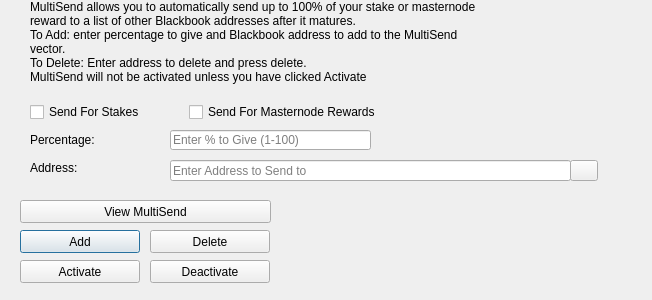
The window that src/qt/forms/multisenddialog.ui (BlackBookPlatform/BlackBook) describes before a commit, drawn with Qt 5.
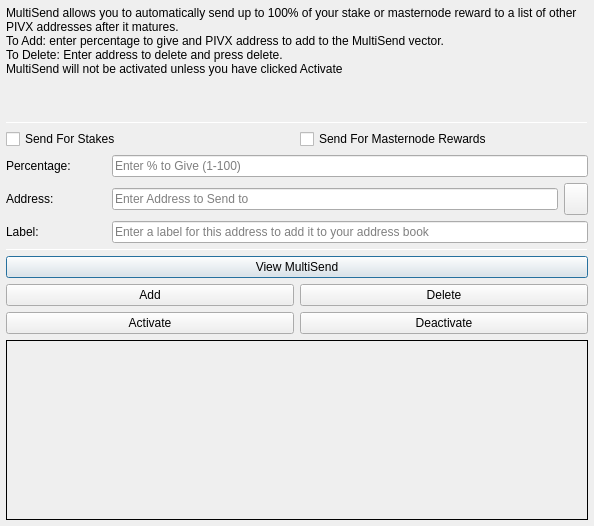
The same window after the commit. Icons and pictures are not drawn.

```diff
--- a/src/qt/forms/multisenddialog.ui
+++ b/src/qt/forms/multisenddialog.ui
@@ -9,22 +9,106 @@
    <rect>
     <x>0</x>
     <y>0</y>
-    <width>652</width>
-    <height>300</height>
+    <width>594</width>
+    <height>526</height>
    </rect>
   </property>
   <property name="windowTitle">
    <string>MultiSend</string>
   </property>
+  <layout class="QVBoxLayout" name="verticalLayout" stretch="0">
+   <property name="leftMargin">
+    <number>6</number>
+   </property>
+   <property name="topMargin">
+    <number>6</number>
+   </property>
+   <property name="rightMargin">
+    <number>6</number>
+   </property>
+   <property name="bottomMargin">
+    <number>6</number>
+   </property>
+   <item>
+    <layout class="QVBoxLayout" name="verticalLayout_Main" stretch="1,1,1,0,1,1,1">
+     <item>
+      <widget class="QLabel" name="label_2">
+       <property name="lineWidth">
+        <number>1</number>
+       </property>
+       <property name="text">
+        <string>MultiSend allows you to automatically send up to 100% of your stake or masternode reward to a list of other PIVX addresses after it matures.
+To Add: enter percentage to give and PIVX address to add to the MultiSend vector.
+To Delete: Enter address to delete and press delete.
+MultiSend will not be activated unless you have clicked Activate</string>
+       </property>
+       <property name="alignment">
+        <set>Qt::AlignLeading|Qt::AlignLeft|Qt::AlignTop</set>
+       </property>
+       <property name="wordWrap">
+        <bool>true</bool>
+       </property>
+      </widget>
+     </item>
+     <item>
+      <widget class="Line" name="line">
+       <property name="minimumSize">
+        <size>
+         <width>0</width>
+         <height>1</height>
+        </size>
+       </property>
+       <property name="maximumSize">
+        <size>
+         <width>16777215</width>
+         <height>1</height>
+        </size>
+       </property>
+       <property name="orientation">
+        <enum>Qt::Horizontal</enum>
+       </property>
+      </widget>
+     </item>
+     <item>
+      <layout class="QVBoxLayout" name="verticalLayout_Settings">
+       <item>
+        <layout class="QHBoxLayout" name="horizontalLayout">
+         <item>
+          <widget class="QCheckBox" name="multiSendStakeCheckBox">
+           <property name="text">
+            <string>Send For Stakes</string>
+           </property>
+          </widget>
+         </item>
+         <item>
+          <widget class="QCheckBox" name="multiSendMasternodeCheckBox">
+           <property name="text">
+            <string>Send For Masternode Rewards</string>
+           </property>
+          </widget>
+         </item>
+        </layout>
+       </item>
+       <item>
+        <layout class="QHBoxLayout" name="horizontalLayout_6">
+         <item>
+          <widget class="QLabel" name="label">
+           <property name="minimumSize">
+            <size>
+             <width>100</width>
+             <height>0</height>
+            </size>
+           </property>
+           <property name="toolTip">
+            <string>Percentage of stake to send</string>
+           </property>
+           <property name="text">
+            <string>Percentage:</string>
+           </property>
+          </widget>
+         </item>
+         <item>
   <widget class="QLineEdit" name="multiSendPercentEdit">
-   <property name="geometry">
-    <rect>
-     <x>170</x>
-     <y>130</y>
-     <width>201</width>
-     <height>20</height>
-    </rect>
-   </property>
    <property name="toolTip">
     <string>Enter whole numbers 1 - 100</string>
    </property>
@@ -32,15 +116,29 @@
     <string>Enter % to Give (1-100)</string>
    </property>
   </widget>
+         </item>
+        </layout>
+       </item>
+       <item>
+        <layout class="QHBoxLayout" name="horizontalLayout_7">
+         <item>
+          <widget class="QLabel" name="label_5">
+           <property name="minimumSize">
+            <size>
+             <width>100</width>
+             <height>0</height>
+            </size>
+           </property>
+           <property name="toolTip">
+            <string>Address to send portion of stake to</string>
+           </property>
+           <property name="text">
+            <string>Address:</string>
+           </property>
+          </widget>
+         </item>
+         <item>
   <widget class="QLineEdit" name="multiSendAddressEdit">
-   <property name="geometry">
-    <rect>
-     <x>170</x>
-     <y>160</y>
-     <width>401</width>
-     <height>21</height>
-    </rect>
-   </property>
    <property name="toolTip">
     <string/>
    </property>
@@ -48,87 +146,14 @@
     <string>Enter Address to Send to</string>
    </property>
   </widget>
-  <widget class="QLabel" name="label_2">
-   <property name="geometry">
-    <rect>
-     <x>30</x>
-     <y>0</y>
-     <width>451</width>
-     <height>121</height>
-    </rect>
-   </property>
-   <property name="lineWidth">
-    <number>1</number>
-   </property>
-   <property name="text">
-    <string>MultiSend allows you to automatically send up to 100% of your stake or masternode reward to a list of other Blackbook addresses after it matures.
-To Add: enter percentage to give and Blackbook address to add to the MultiSend vector.
-To Delete: Enter address to delete and press delete.
-MultiSend will not be activated unless you have clicked Activate</string>
-   </property>
-   <property name="alignment">
-    <set>Qt::AlignLeading|Qt::AlignLeft|Qt::AlignTop</set>
-   </property>
-   <property name="wordWrap">
-    <bool>true</bool>
-   </property>
-  </widget>
-  <widget class="QLabel" name="message">
-   <property name="geometry">
-    <rect>
-     <x>290</x>
-     <y>200</y>
-     <width>351</width>
-     <height>91</height>
-    </rect>
-   </property>
-   <property name="text">
-    <string/>
-   </property>
-  </widget>
-  <widget class="QPushButton" name="addButton">
-   <property name="geometry">
-    <rect>
-     <x>20</x>
-     <y>230</y>
-     <width>120</width>
-     <height>23</height>
-    </rect>
-   </property>
-   <property name="toolTip">
-    <string/>
-   </property>
-   <property name="statusTip">
-    <string>Add to MultiSend Vector</string>
-   </property>
-   <property name="text">
-    <string>Add</string>
-   </property>
-  </widget>
-  <widget class="QPushButton" name="disableButton">
-   <property name="geometry">
-    <rect>
-     <x>150</x>
-     <y>260</y>
-     <width>120</width>
-     <height>23</height>
-    </rect>
-   </property>
-   <property name="statusTip">
-    <string>Deactivate MultiSend</string>
-   </property>
-   <property name="text">
-    <string>Deactivate</string>
-   </property>
-  </widget>
-  <widget class="QPushButton" name="addressBookButton">
-   <property name="geometry">
-    <rect>
-     <x>570</x>
-     <y>160</y>
-     <width>28</width>
-     <height>21</height>
-    </rect>
+         </item>
+         <item>
+          <widget class="QToolButton" name="addressBookButton">
+           <property name="maximumSize">
+            <size>
+             <width>16777215</width>
+             <height>32</height>
+            </size>
    </property>
    <property name="toolTip">
     <string>Choose an address from the address book</string>
@@ -143,51 +168,85 @@
    <property name="shortcut">
     <string>Alt+A</string>
    </property>
-   <property name="autoDefault">
-    <bool>false</bool>
-   </property>
-  </widget>
-  <widget class="QLabel" name="label">
-   <property name="geometry">
-    <rect>
-     <x>30</x>
-     <y>130</y>
-     <width>121</width>
-     <height>20</height>
-    </rect>
-   </property>
+          </widget>
+         </item>
+        </layout>
+       </item>
+      </layout>
+     </item>
+     <item>
+      <layout class="QHBoxLayout" name="horizontalLayout_3">
+       <item>
+        <widget class="QLabel" name="label_3">
+         <property name="minimumSize">
+          <size>
+           <width>100</width>
+           <height>0</height>
+          </size>
+         </property>
+         <property name="text">
+          <string>Label:</string>
+         </property>
+        </widget>
+       </item>
+       <item>
+        <widget class="QLineEdit" name="labelAddressLabelEdit">
+         <property name="placeholderText">
+          <string>Enter a label for this address to add it to your address book</string>
+         </property>
+        </widget>
+       </item>
+      </layout>
+     </item>
+     <item>
+      <widget class="Line" name="line_2">
+       <property name="minimumSize">
+        <size>
+         <width>0</width>
+         <height>1</height>
+        </size>
+       </property>
+       <property name="maximumSize">
+        <size>
+         <width>16777215</width>
+         <height>1</height>
+        </size>
+       </property>
+       <property name="orientation">
+        <enum>Qt::Horizontal</enum>
+       </property>
+      </widget>
+     </item>
+     <item>
+      <layout class="QVBoxLayout" name="verticalLayout_Buttons">
+       <item>
+        <layout class="QHBoxLayout" name="horizontalLayout_4">
+         <item>
+          <widget class="QPushButton" name="viewButton">
    <property name="toolTip">
     <string>Percentage of stake to send</string>
    </property>
    <property name="text">
-    <string>Percentage:</string>
-   </property>
-  </widget>
-  <widget class="QLabel" name="label_5">
-   <property name="geometry">
-    <rect>
-     <x>30</x>
-     <y>160</y>
-     <width>111</width>
-     <height>16</height>
-    </rect>
-   </property>
+            <string>View MultiSend</string>
+           </property>
+          </widget>
+         </item>
+        </layout>
+       </item>
+       <item>
+        <layout class="QHBoxLayout" name="horizontalLayout_2">
+         <item>
+          <widget class="QPushButton" name="addButton">
    <property name="toolTip">
     <string>Address to send portion of stake to</string>
    </property>
    <property name="text">
-    <string>Address:</string>
-   </property>
-  </widget>
+            <string>Add</string>
+           </property>
+          </widget>
+         </item>
+         <item>
   <widget class="QPushButton" name="deleteButton">
-   <property name="geometry">
-    <rect>
-     <x>150</x>
-     <y>230</y>
-     <width>120</width>
-     <height>23</height>
-    </rect>
-   </property>
    <property name="toolTip">
     <string/>
    </property>
@@ -198,15 +257,13 @@
     <string>Delete</string>
    </property>
   </widget>
+         </item>
+        </layout>
+       </item>
+       <item>
+        <layout class="QHBoxLayout" name="horizontalLayout_5">
+         <item>
   <widget class="QPushButton" name="activateButton">
-   <property name="geometry">
-    <rect>
-     <x>20</x>
-     <y>260</y>
-     <width>120</width>
-     <height>23</height>
-    </rect>
-   </property>
    <property name="statusTip">
     <string>Activate MultiSend</string>
    </property>
@@ -214,51 +271,55 @@
     <string>Activate</string>
    </property>
   </widget>
-  <widget class="QPushButton" name="viewButton">
-   <property name="geometry">
-    <rect>
-     <x>20</x>
-     <y>200</y>
-     <width>251</width>
-     <height>23</height>
-    </rect>
-   </property>
-   <property name="toolTip">
-    <string/>
-   </property>
+         </item>
+         <item>
+          <widget class="QPushButton" name="disableButton">
    <property name="statusTip">
     <string>View MultiSend Vector</string>
    </property>
    <property name="text">
-    <string>View MultiSend</string>
-   </property>
-  </widget>
-  <widget class="QWidget" name="horizontalLayoutWidget">
-   <property name="geometry">
-    <rect>
-     <x>30</x>
-     <y>100</y>
-     <width>351</width>
-     <height>24</height>
-    </rect>
-   </property>
-   <layout class="QHBoxLayout" name="horizontalLayout">
-    <item>
-     <widget class="QCheckBox" name="multiSendStakeCheckBox">
-      <property name="text">
-       <string>Send For Stakes</string>
-      </property>
-     </widget>
-    </item>
+            <string>Deactivate</string>
+           </property>
+          </widget>
+         </item>
+        </layout>
+       </item>
+      </layout>
+     </item>
     <item>
-     <widget class="QCheckBox" name="multiSendMasternodeCheckBox">
+      <widget class="QLabel" name="message">
+       <property name="minimumSize">
+        <size>
+         <width>0</width>
+         <height>180</height>
+        </size>
+       </property>
+       <property name="frameShape">
+        <enum>QFrame::Panel</enum>
+       </property>
+       <property name="frameShadow">
+        <enum>QFrame::Plain</enum>
+       </property>
+       <property name="lineWidth">
+        <number>1</number>
+       </property>
+       <property name="midLineWidth">
+        <number>1</number>
+       </property>
       <property name="text">
-       <string>Send For Masternode Rewards</string>
-      </property>
+        <string/>
+       </property>
+       <property name="alignment">
+        <set>Qt::AlignLeading|Qt::AlignLeft|Qt::AlignTop</set>
+       </property>
+       <property name="wordWrap">
+        <bool>true</bool>
+       </property>
      </widget>
     </item>
    </layout>
-  </widget>
+   </item>
+  </layout>
  </widget>
  <resources>
   <include location="../blackbook.qrc"/>
```
Left out of the diff: 20 changed lines with no effect on the pictures. Lines whose indentation alone changed are shown as unchanged.
